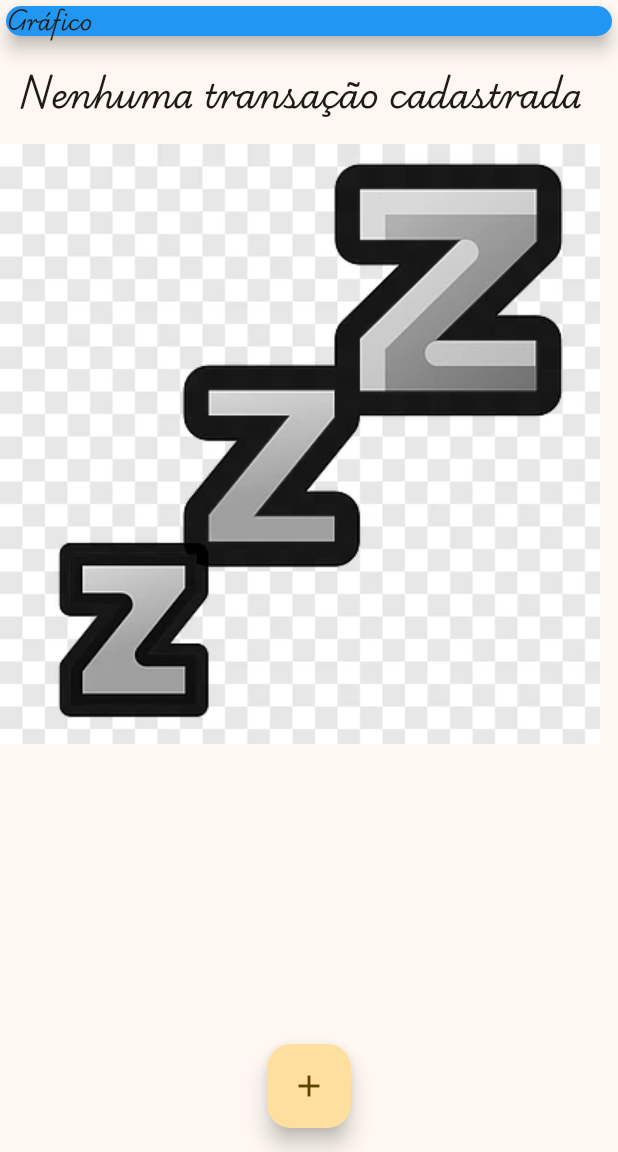
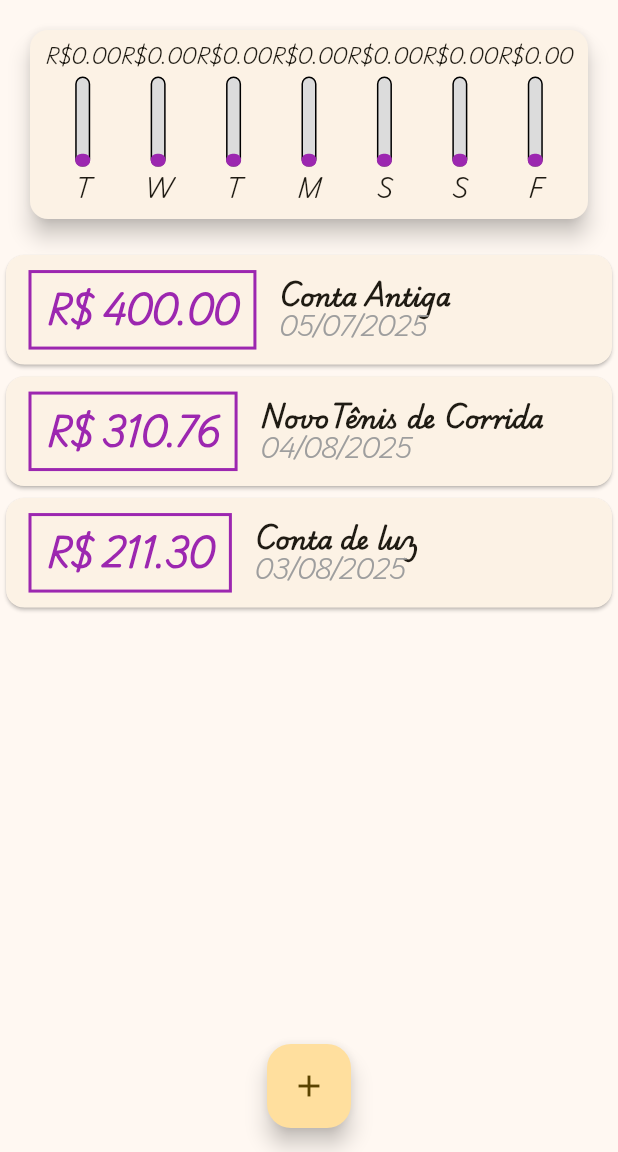
Before and after one commit to wagnerchimenez/expenses, a Flutter app: the screen it shows after launch, on a phone screen of 412 x 824 dp, the part 84-1236 px from its top. Run offline on Flutter 3.47's test engine with Material 3 defaults, Android fonts, the phone set to English and light mode, and no system bars.

Commit message:
feat: Criado componente grafico

```diff
--- /dev/null
+++ b/projects/expenses/lib/components/chart.dart
@@ -0,0 +1,52 @@
+import 'package:expenses/components/chart_bar.dart';
+import 'package:expenses/models/transaction.dart';
+import 'package:flutter/material.dart';
+import 'package:intl/intl.dart';
+
+class Chart extends StatelessWidget {
+  const Chart({super.key, required this.recentTransactions});
+
+  final List<Transaction> recentTransactions;
+
+  List<Map<String, Object>> get groupedTransactions {
+    return List.generate(7, (index) {
+      final weekDay = DateTime.now().subtract(Duration(days: index));
+
+      double totalSum = recentTransactions.fold(0.0, (sum, transaction) {
+        return sum + transaction.value;
+      });
+
+      return {'day': DateFormat.E().format(weekDay)[0], 'value': totalSum};
+    });
+  }
+
+  double get _weekTotalValue {
+    return groupedTransactions.fold(0.0, (sum, transaction) {
+      return sum + (transaction['value'] as double);
+    });
+  }
+
+  @override
+  Widget build(BuildContext context) {
+    return Card(
+      elevation: 6,
+      margin: EdgeInsets.all(20),
+      child: Padding(
+        padding: const EdgeInsets.all(10),
+        child: Row(
+          mainAxisAlignment: MainAxisAlignment.spaceAround,
+          children: groupedTransactions.map((transaction) {
+            return Flexible(
+              fit: FlexFit.tight,
+              child: ChartBar(
+                label: transaction['day'].toString(),
+                value: 0,
+                percentage: (transaction['value'] as double) / _weekTotalValue,
+              ),
+            );
+          }).toList(),
+        ),
+      ),
+    );
+  }
+}
--- /dev/null
+++ b/projects/expenses/lib/components/chart_bar.dart
@@ -0,0 +1,51 @@
+import 'package:flutter/material.dart';
+
+class ChartBar extends StatelessWidget {
+  final String label;
+  final double value;
+  final double percentage;
+
+  const ChartBar({
+    super.key,
+    required this.label,
+    required this.value,
+    required this.percentage,
+  });
+
+  @override
+  Widget build(BuildContext context) {
+    return Column(
+      children: [
+        FittedBox( child: Text('R\$${value.toStringAsFixed(2)}')),
+        SizedBox(height: 5),
+        Container(
+          height: 60,
+          width: 10,
+          child: Stack(
+            alignment: Alignment.bottomCenter,
+            children: [
+              Container(
+                decoration: BoxDecoration(
+                  border: Border.all(width: 1.0),
+                  color: Color.fromRGBO(220, 220, 220, 1),
+                  borderRadius: BorderRadius.circular(5),
+                ),
+              ),
+              FractionallySizedBox(
+                heightFactor: percentage,
+                child: Container(
+                  decoration: BoxDecoration(
+                    color: Theme.of(context).primaryColor,
+                    borderRadius: BorderRadius.circular(5),
+                  ),
+                ),
+              ),
+            ],
+          ),
+        ),
+        SizedBox(height: 5),
+        Text(label),
+      ],
+    );
+  }
+}
--- a/projects/expenses/lib/main.dart
+++ b/projects/expenses/lib/main.dart
@@ -1,5 +1,6 @@
 import 'dart:math';
 
+import 'package:expenses/components/chart.dart';
 import 'package:expenses/components/transaction_form.dart';
 import 'package:expenses/components/transaction_list.dart';
 import 'package:expenses/models/transaction.dart';
@@ -41,7 +42,34 @@ class MyHomePage extends StatefulWidget {
 }
 
 class _MyHomePageState extends State<MyHomePage> {
-  final List<Transaction> _transactions = [];
+  final List<Transaction> _transactions = [
+    Transaction(
+      id: 't0',
+      title: 'Conta Antiga',
+      value: 400.00,
+      date: DateTime.now().subtract(Duration(days: 33)),
+    ),
+    Transaction(
+      id: 't1',
+      title: 'NovoTênis de Corrida',
+      value: 310.76,
+      date: DateTime.now().subtract(Duration(days: 3)),
+    ),
+    Transaction(
+      id: 't2',
+      title: 'Conta de luz',
+      value: 211.30,
+      date: DateTime.now().subtract(Duration(days: 4)),
+    ),
+  ];
+
+  List<Transaction> get _recentTransactions {
+    return _transactions.where((transaction) {
+      return transaction.date.isAfter(
+        DateTime.now().subtract(Duration(days: 7)),
+      );
+    }).toList();
+  }
 
   void _addTransaction(String title, double value) {
     final transaction = Transaction(
@@ -83,14 +111,7 @@ class _MyHomePageState extends State<MyHomePage> {
         child: Column(
           crossAxisAlignment: CrossAxisAlignment.start,
           children: <Widget>[
-            SizedBox(
-              width: double.infinity,
-              child: Card(
-                color: Colors.blue,
-                elevation: 5,
-                child: Text('Gráfico'),
-              ),
-            ),
+            Chart(recentTransactions: _recentTransactions),
             TransactionList(transactions: _transactions),
           ],
         ),
```
